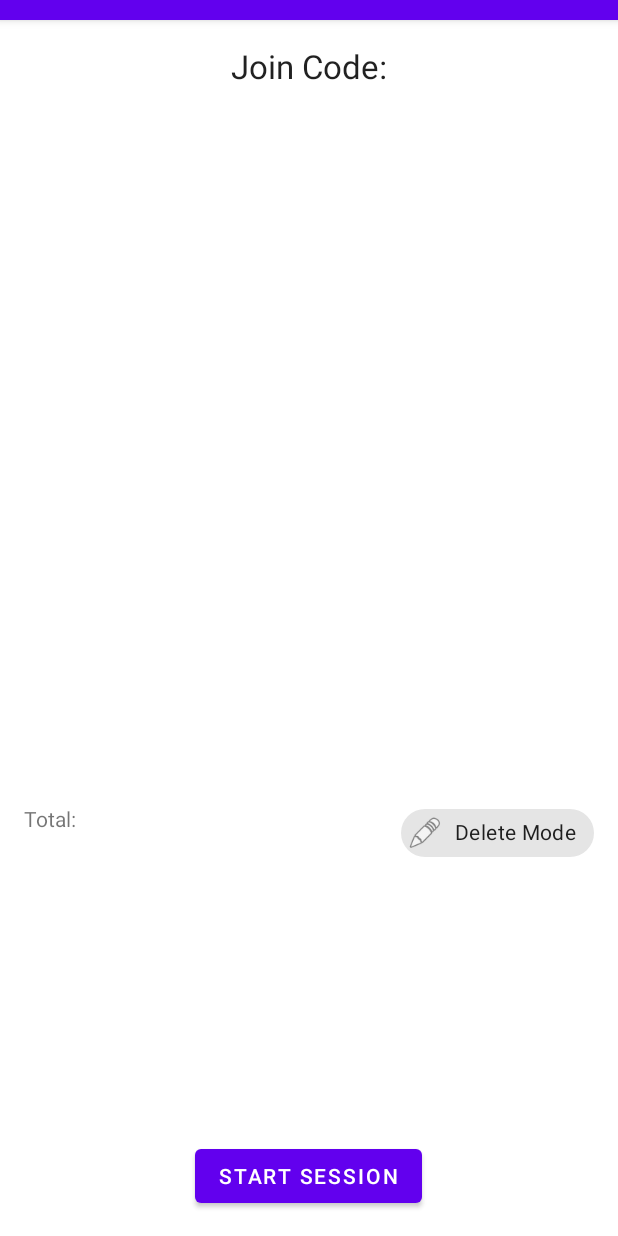
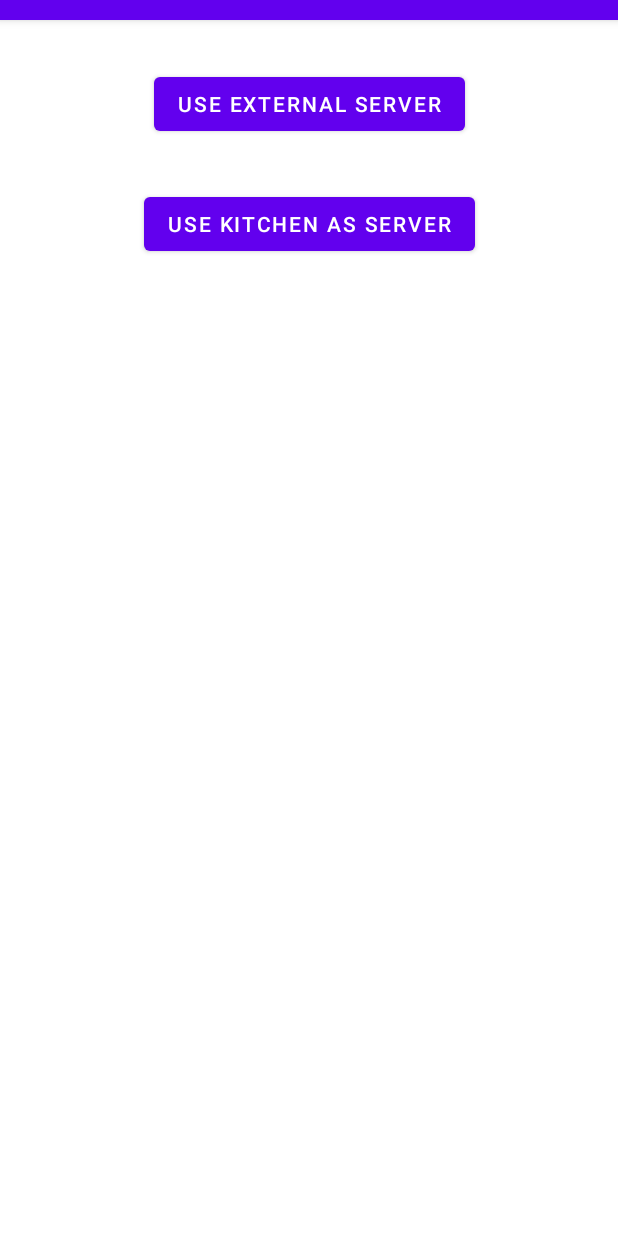
Before and after one commit to Person-in-existence/Order-App-Kitchen, an Android app: the screen it shows after launch (MainActivity), on a phone screen of 412 x 824 dp. Run offline under Robolectric (Android 15) with nearby library versions, the phone set to English and light mode, and no system bars; our stand-ins replace navigation-ui.

Commit message:
(Hopefully) complete

```diff
--- /dev/null
+++ b/app/src/main/java/com/example/orderappkitchen/ChooseConfig.java
@@ -0,0 +1,81 @@
+package com.example.orderappkitchen;
+
+import android.os.Bundle;
+
+import androidx.annotation.NonNull;
+import androidx.fragment.app.Fragment;
+import androidx.navigation.fragment.NavHostFragment;
+
+import android.view.LayoutInflater;
+import android.view.View;
+import android.view.ViewGroup;
+
+import com.example.orderappkitchen.databinding.FragmentChooseConfigBinding;
+
+
+public class ChooseConfig extends Fragment {
+
+    // TODO: Rename parameter arguments, choose names that match
+    // the fragment initialization parameters, e.g. ARG_ITEM_NUMBER
+    private static final String ARG_PARAM1 = "param1";
+    private static final String ARG_PARAM2 = "param2";
+
+    private FragmentChooseConfigBinding binding;
+
+    // TODO: Rename and change types of parameters
+    private String mParam1;
+    private String mParam2;
+    private MainActivity activity;
+
+    public ChooseConfig() {
+        // Required empty public constructor
+    }
+
+    public static ChooseConfig newInstance() {
+        return new ChooseConfig();
+    }
+
+    @Override
+    public void onCreate(Bundle savedInstanceState) {
+        super.onCreate(savedInstanceState);
+        if (getArguments() != null) {
+            mParam1 = getArguments().getString(ARG_PARAM1);
+            mParam2 = getArguments().getString(ARG_PARAM2);
+        }
+    }
+
+    @Override
+    public void onViewCreated(@NonNull View view, Bundle savedInstanceState) {
+        activity = (MainActivity) requireActivity();
+        // Add listeners to the buttons
+        binding.externalServerButton.setOnClickListener(view1->externalServer());
+        binding.thisDeviceButton.setOnClickListener(view1->thisDevice());
+
+
+
+    }
+
+    private void externalServer() {
+        activity.reset();
+        // Set the connection type in the activity
+        activity.setConnectionType(MainActivity.ConnectionType.EXTERNAL);
+        // Navigate to external server connect
+        NavHostFragment.findNavController(this).navigate(R.id.action_chooseConfig_to_externalServerFragment);
+
+    }
+    private void thisDevice() {
+        activity.reset();
+        // Set the connection type in the activity
+        activity.setConnectionType(MainActivity.ConnectionType.DEVICE);
+        // Navigate to next fragment
+        NavHostFragment.findNavController(this).navigate(R.id.action_chooseConfig_to_SecondFragment);
+    }
+
+    @Override
+    public View onCreateView(@NonNull LayoutInflater inflater, ViewGroup container,
+                             Bundle savedInstanceState) {
+        // Inflate the layout for this fragment
+        binding = FragmentChooseConfigBinding.inflate(inflater, container, false);
+        return binding.getRoot();
+    }
+}
--- /dev/null
+++ b/app/src/main/java/networking/SuccessNotifier.java
@@ -0,0 +1,5 @@
+package networking;
+
+public interface SuccessNotifier {
+    void success(boolean success);
+}
--- /dev/null
+++ b/app/src/main/res/layout/fragment_choose_config.xml
@@ -0,0 +1,29 @@
+<?xml version="1.0" encoding="utf-8"?>
+<androidx.constraintlayout.widget.ConstraintLayout xmlns:android="http://schemas.android.com/apk/res/android"
+    xmlns:app="http://schemas.android.com/apk/res-auto"
+    xmlns:tools="http://schemas.android.com/tools"
+    android:id="@+id/frameLayout"
+    android:layout_width="match_parent"
+    android:layout_height="match_parent"
+    tools:context=".ChooseConfig">
+
+    <Button
+        android:id="@+id/externalServerButton"
+        android:layout_width="wrap_content"
+        android:layout_height="wrap_content"
+        android:layout_marginTop="32dp"
+        android:text="Use external server"
+        app:layout_constraintEnd_toEndOf="parent"
+        app:layout_constraintStart_toStartOf="parent"
+        app:layout_constraintTop_toTopOf="parent" />
+
+    <Button
+        android:id="@+id/thisDeviceButton"
+        android:layout_width="wrap_content"
+        android:layout_height="wrap_content"
+        android:layout_marginTop="32dp"
+        android:text="Use kitchen as server"
+        app:layout_constraintEnd_toEndOf="parent"
+        app:layout_constraintStart_toStartOf="parent"
+        app:layout_constraintTop_toBottomOf="@+id/externalServerButton" />
+</androidx.constraintlayout.widget.ConstraintLayout>
--- a/app/src/main/res/navigation/nav_graph.xml
+++ b/app/src/main/res/navigation/nav_graph.xml
@@ -3,7 +3,7 @@
     xmlns:app="http://schemas.android.com/apk/res-auto"
     xmlns:tools="http://schemas.android.com/tools"
     android:id="@+id/nav_graph"
-    app:startDestination="@id/FirstFragment">
+    app:startDestination="@id/chooseConfig">
 
     <fragment
         android:id="@+id/FirstFragment"
@@ -14,6 +14,9 @@
         <action
             android:id="@+id/action_FirstFragment_to_SecondFragment"
             app:destination="@id/SecondFragment" />
+        <action
+            android:id="@+id/action_FirstFragment_to_chooseConfig"
+            app:destination="@id/chooseConfig" />
     </fragment>
     <fragment
         android:id="@+id/SecondFragment"
@@ -31,10 +34,13 @@
             app:exitAnim="@anim/nav_default_exit_anim"
             app:popEnterAnim="@anim/nav_default_pop_enter_anim"
             app:popExitAnim="@animator/nav_default_pop_exit_anim" />
+        <action
+            android:id="@+id/action_SecondFragment_to_chooseConfig"
+            app:destination="@id/chooseConfig" />
     </fragment>
     <fragment
         android:id="@+id/externalServerFragment"
-        android:name="com.example.orderappkitchen.ExternalServerFragment"
+        android:name="com.example.orderappkitchen.ServerSearchFragment"
         android:label="ExternalServerFragment" >
         <action
             android:id="@+id/action_externalServerFragment_to_SecondFragment"
@@ -50,5 +56,20 @@
             app:exitAnim="@animator/nav_default_exit_anim"
             app:popEnterAnim="@anim/nav_default_pop_enter_anim"
             app:popExitAnim="@animator/nav_default_pop_exit_anim" />
+        <action
+            android:id="@+id/action_externalServerFragment_to_chooseConfig"
+            app:destination="@id/chooseConfig" />
+    </fragment>
+    <fragment
+        android:id="@+id/chooseConfig"
+        android:name="com.example.orderappkitchen.ChooseConfig"
+        android:label="fragment_choose_config"
+        tools:layout="@layout/fragment_choose_config" >
+        <action
+            android:id="@+id/action_chooseConfig_to_externalServerFragment"
+            app:destination="@id/externalServerFragment" />
+        <action
+            android:id="@+id/action_chooseConfig_to_SecondFragment"
+            app:destination="@id/SecondFragment" />
     </fragment>
 </navigation>
--- a/app/src/main/res/values/strings.xml
+++ b/app/src/main/res/values/strings.xml
@@ -13,6 +13,8 @@
     <string name="hello_second_fragment">Hello second fragment. Arg: %1$s</string>
     <string name="total">Total:</string>
     <string name="delete_mode">Delete Mode</string>
-    <string name="use_external_server_button">Use External Server</string>
+    <string name="kitchen_mode_button">Select kitchen mode</string>
     <string name="scan_for_servers">Scan for servers</string>
+    <!-- TODO: Remove or change this placeholder text -->
+    <string name="hello_blank_fragment">Hello blank fragment</string>
 </resources>
```
Also changed, not shown: app/src/main/java/com/example/orderappkitchen/ExternalServerFragment.java (deleted, +0 -67 lines), app/src/main/java/com/example/orderappkitchen/FirstFragment.java (+1 -7 lines), app/src/main/java/com/example/orderappkitchen/MainActivity.java (+45 -1 lines), app/src/main/java/com/example/orderappkitchen/SecondFragment.java (+46 -49 lines), app/src/main/java/com/example/orderappkitchen/ServerSearchFragment.java (added, +134 -0 lines), app/src/main/java/networking/Connection.java (+22 -6 lines), app/src/main/java/networking/Device.java (+25 -0 lines), app/src/main/java/networking/Network.java (+21 -5 lines), app/src/main/java/networking/Server.java (+71 -6 lines), app/src/main/java/networking/packets/Packet.java (+6 -6 lines), app/src/main/res/layout/fragment_second.xml (+4 -5 lines), app/src/main/res/layout/fragment_server_search.xml (renamed from app/src/main/res/layout/fragment_external_server.xml, +14 -8 lines).
